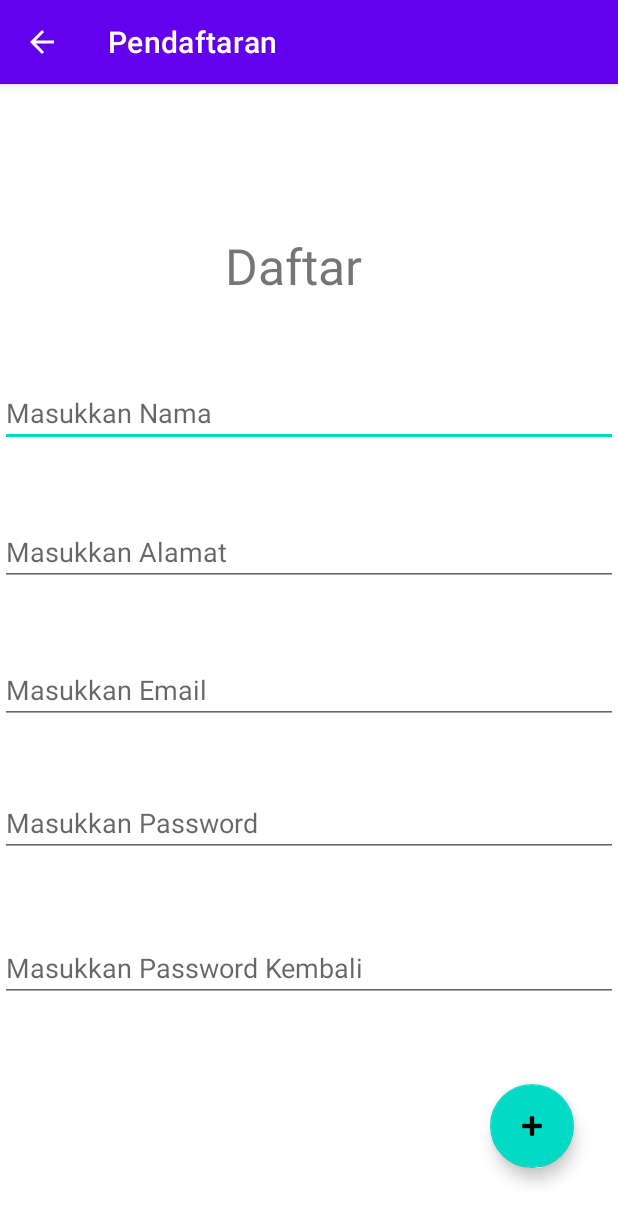
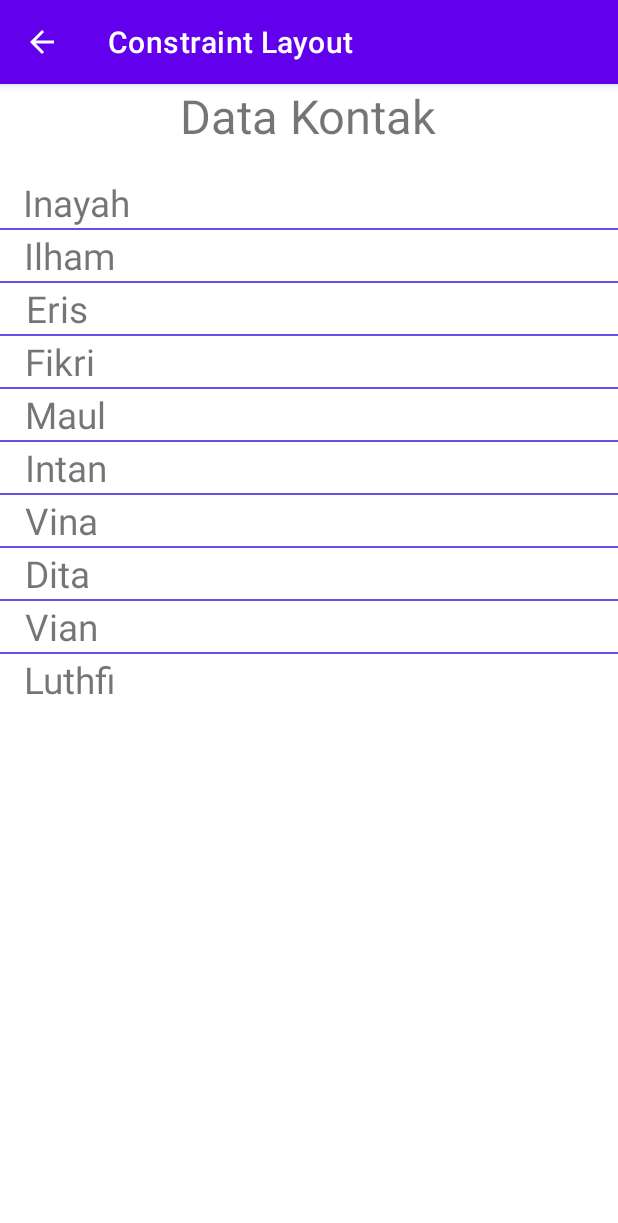
Before and after one commit to yasminazzahra/ConstraintLayout, an Android app: the screen it shows after launch (ActivityMenu1 before the commit, Home_Activity after it), in the options menu, after a tap on "Pendaftaran", on a phone screen of 412 x 824 dp. Shown: the top 1223 px of the screen. Run offline under Robolectric (Android 15) with nearby library versions, the phone set to English and light mode, and no system bars.

Commit message:
Activity 5

```diff
--- /dev/null
+++ b/app/src/main/java/com/example/constraintlayout/ClassNama.java
@@ -0,0 +1,12 @@
+package com.example.constraintlayout;
+
+public class ClassNama {
+    private String Nama;
+
+    public ClassNama(String nama){
+        this.Nama = nama;
+    }
+    public String getName(){
+        return this.Nama;
+    }
+}
--- /dev/null
+++ b/app/src/main/java/com/example/constraintlayout/Home_Activity.java
@@ -0,0 +1,77 @@
+package com.example.constraintlayout;
+
+import androidx.appcompat.app.AppCompatActivity;
+
+import android.content.Intent;
+import android.os.Bundle;
+import android.view.MenuItem;
+import android.view.View;
+import android.widget.AdapterView;
+import android.widget.ListView;
+import android.widget.PopupMenu;
+import android.widget.Toast;
+
+import java.util.ArrayList;
+
+public class Home_Activity extends AppCompatActivity implements PopupMenu.OnMenuItemClickListener {
+
+    private ListView list;
+
+    private  ListViewAdapter adapter;
+
+    String[] listNama;
+
+    public static ArrayList<ClassNama> classNamaArrayList = new ArrayList<ClassNama>();
+
+    Bundle bundle = new Bundle();
+
+    Intent intent;
+
+    @Override
+    protected void onCreate(Bundle savedInstanceState) {
+        super.onCreate(savedInstanceState);
+        setContentView(R.layout.activity_home_);
+
+        listNama = new String[]{"Inayah", "Ilham", "Eris", "Fikri", "Maul", "Intan", "Vina", "Dita", "Vian", "Luthfi"};
+        list = findViewById(R.id.listKontak);
+
+        classNamaArrayList = new ArrayList<>();
+
+        for (int i = 0; i < listNama.length; i++){
+            ClassNama classNama = new ClassNama(listNama[i]);
+            classNamaArrayList.add(classNama);
+        }
+
+        adapter = new ListViewAdapter(this);
+
+        list.setAdapter(adapter);
+
+        list.setOnItemClickListener(new AdapterView.OnItemClickListener() {
+            @Override
+            public void onItemClick(AdapterView<?> parent, View view, int position, long id) {
+                String nama = classNamaArrayList.get(position).getName();
+                bundle.putString("a", nama.trim());
+                PopupMenu pm = new PopupMenu(getApplicationContext(), view);
+                pm.setOnMenuItemClickListener(Home_Activity.this);
+                pm.inflate(R.menu.popup_menu);
+                pm.show();
+            }
+        });
+    }
+    @Override
+    public boolean onMenuItemClick(MenuItem menuItem){
+        switch (menuItem.getItemId())
+        {
+            case R.id.mnview:
+                intent = new Intent(getApplicationContext(),ActivityLihatData.class);
+                intent.putExtras(bundle);
+                startActivity(intent);
+                break;
+            case R.id.mnedit:
+                Toast.makeText(getApplicationContext(), "Ini untuk edit kontak",
+                    Toast.LENGTH_LONG).show();
+                break;
+        }
+        return false;
+    }
+}
--- /dev/null
+++ b/app/src/main/java/com/example/constraintlayout/ListViewAdapter.java
@@ -0,0 +1,67 @@
+package com.example.constraintlayout;
+
+import android.content.Context;
+import android.view.LayoutInflater;
+import android.view.View;
+import android.view.ViewGroup;
+import android.widget.BaseAdapter;
+import android.widget.TextView;
+
+import java.util.ArrayList;
+
+public class ListViewAdapter extends BaseAdapter {
+    @Override
+    public int getCount() {
+        return Home_Activity.classNamaArrayList.size();
+    }
+
+    @Override
+    public Object getItem(int i) {
+        return Home_Activity.classNamaArrayList.get(i);
+    }
+
+    @Override
+    public long getItemId(int i) {
+        return i;
+    }
+
+    @Override
+    public View getView(int i, View view, ViewGroup viewGroup) {
+        final ViewHolder holder;
+
+        if (view == null){
+            holder = new ViewHolder();
+
+            view = inflater.inflate(R.layout.item_listview, null);
+
+            holder.name = (TextView) view.findViewById(R.id.tvnama_item);
+
+            view.setTag(holder);
+        }else{
+            holder = (ViewHolder) view.getTag();
+        }
+        holder.name.setText(Home_Activity.classNamaArrayList.get(i).getName());
+
+        return view;
+    }
+     Context mContext;
+
+    LayoutInflater inflater;
+
+    private ArrayList<ClassNama> arrayList;
+
+    public ListViewAdapter(Context context){
+        mContext = context;
+
+        inflater = LayoutInflater.from(mContext);
+
+        this.arrayList = new ArrayList<ClassNama>();
+
+        this.arrayList.addAll(Home_Activity.classNamaArrayList);
+    }
+
+    public class ViewHolder{
+        TextView name;
+    }
+
+}
--- a/app/src/main/java/com/example/constraintlayout/MainActivity.java
+++ b/app/src/main/java/com/example/constraintlayout/MainActivity.java
@@ -85,7 +85,7 @@ public class MainActivity extends AppCompatActivity {
     public boolean onOptionsItemSelected(@NonNull MenuItem item) {
         if (item.getItemId() == R.id.baru)
         {
-            Intent intent = new Intent(MainActivity.this, ActivityMenu1.class);
+            Intent intent = new Intent(getApplicationContext(), Home_Activity.class);
             startActivity(intent);
         }
         return super.onOptionsItemSelected(item);
--- /dev/null
+++ b/app/src/main/res/layout/activity_home_.xml
@@ -0,0 +1,27 @@
+<?xml version="1.0" encoding="utf-8"?>
+<LinearLayout xmlns:android="http://schemas.android.com/apk/res/android"
+    xmlns:app="http://schemas.android.com/apk/res-auto"
+    xmlns:tools="http://schemas.android.com/tools"
+    android:layout_width="match_parent"
+    android:layout_height="match_parent"
+    android:orientation="vertical"
+    tools:context=".Home_Activity">
+
+    <TextView
+        android:id="@+id/textView3"
+        android:layout_width="wrap_content"
+        android:layout_height="wrap_content"
+        android:text="@string/datakontak"
+        android:layout_gravity="center_horizontal"
+        android:textSize="14pt"
+        />
+
+    <ListView
+        android:layout_marginTop="20dp"
+        android:id="@+id/listKontak"
+        android:layout_width="match_parent"
+        android:layout_height="wrap_content"
+        android:divider="@color/devider"
+        android:dividerHeight="1dp"
+        />
+</LinearLayout>
--- /dev/null
+++ b/app/src/main/res/layout/item_listview.xml
@@ -0,0 +1,21 @@
+<?xml version="1.0" encoding="utf-8"?>
+<androidx.constraintlayout.widget.ConstraintLayout
+    xmlns:android="http://schemas.android.com/apk/res/android"
+    xmlns:app="http://schemas.android.com/apk/res-auto"
+    xmlns:tools="http://schemas.android.com/tools"
+    android:layout_width="match_parent"
+    android:layout_height="match_parent">
+
+    <TextView
+        android:id="@+id/tvnama_item"
+        android:layout_width="wrap_content"
+        android:layout_height="wrap_content"
+        android:text="@string/namaitem"
+        android:textSize="11pt"
+        app:layout_constraintBottom_toBottomOf="parent"
+        app:layout_constraintEnd_toEndOf="parent"
+        app:layout_constraintHorizontal_bias="0.046"
+        app:layout_constraintStart_toStartOf="parent"
+        app:layout_constraintTop_toTopOf="parent"
+        app:layout_constraintVertical_bias="0.046"/>
+</androidx.constraintlayout.widget.ConstraintLayout>
--- /dev/null
+++ b/app/src/main/res/menu/popup_menu.xml
@@ -0,0 +1,9 @@
+<?xml version="1.0" encoding="utf-8"?>
+<menu xmlns:android="http://schemas.android.com/apk/res/android">
+    <item
+        android:id="@+id/mnview"
+        android:title="@string/lihatdata"/>
+    <item
+        android:id="@+id/mnedit"
+        android:title="@string/editdata"/>
+</menu>
--- a/app/src/main/res/values/colors.xml
+++ b/app/src/main/res/values/colors.xml
@@ -7,4 +7,5 @@
     <color name="teal_700">#FF018786</color>
     <color name="black">#FF000000</color>
     <color name="white">#FFFFFFFF</color>
+    <color name="devider">#694FEA</color>
 </resources>
--- a/app/src/main/res/values/strings.xml
+++ b/app/src/main/res/values/strings.xml
@@ -16,4 +16,11 @@
     <string name="epass">Masukkan Password</string>
     <string name="erepass">Masukkan Password Kembali</string>
     <string name="ealamat">Masukkan Alamat</string>
+    <string name="lihatdata">Lihat Data</string>
+    <string name="editdata">Edit Data</string>
+    <string name="datakontak">Data Kontak</string>
+    <string name="namaitem">Nama Item</string>
+    <string name="detailKontak">Detail Kontak</string>
+    <string name="nama">Nama</string>
+    <string name="notel">Nomor Telepon</string>
 </resources>
```
Also changed, not shown: app/src/main/AndroidManifest.xml (+6 -1 lines), app/src/main/java/com/example/constraintlayout/ActivityLihatData.java (added, +66 -0 lines), app/src/main/res/layout/activity_lihat_data.xml (added, +76 -0 lines).
